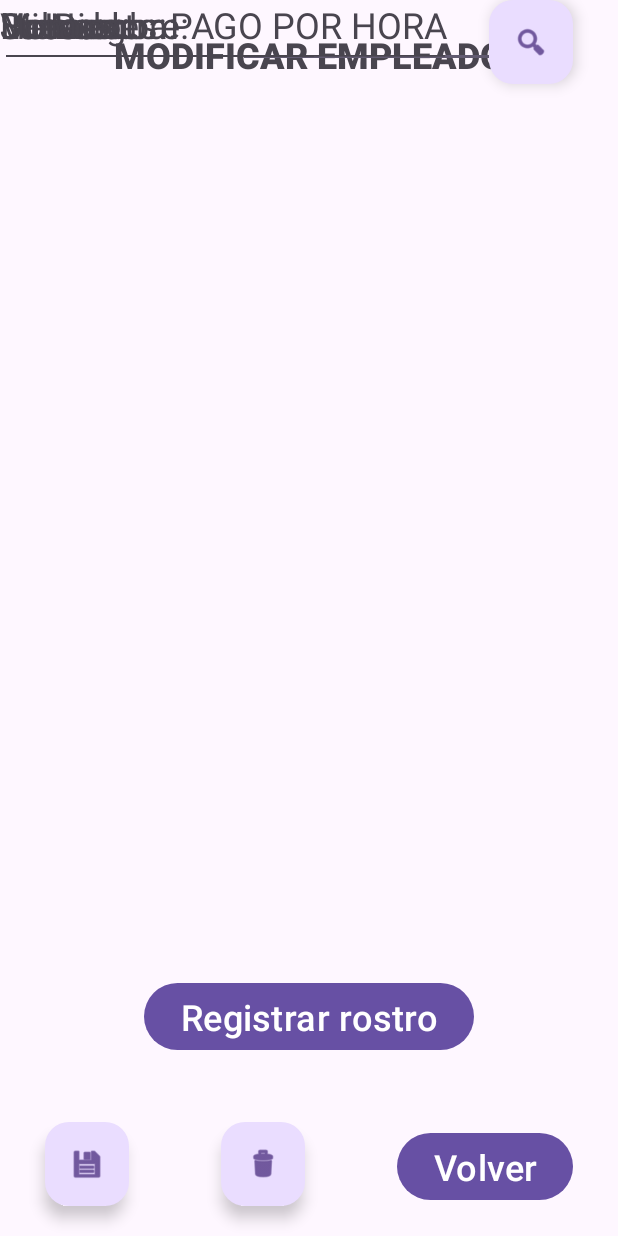
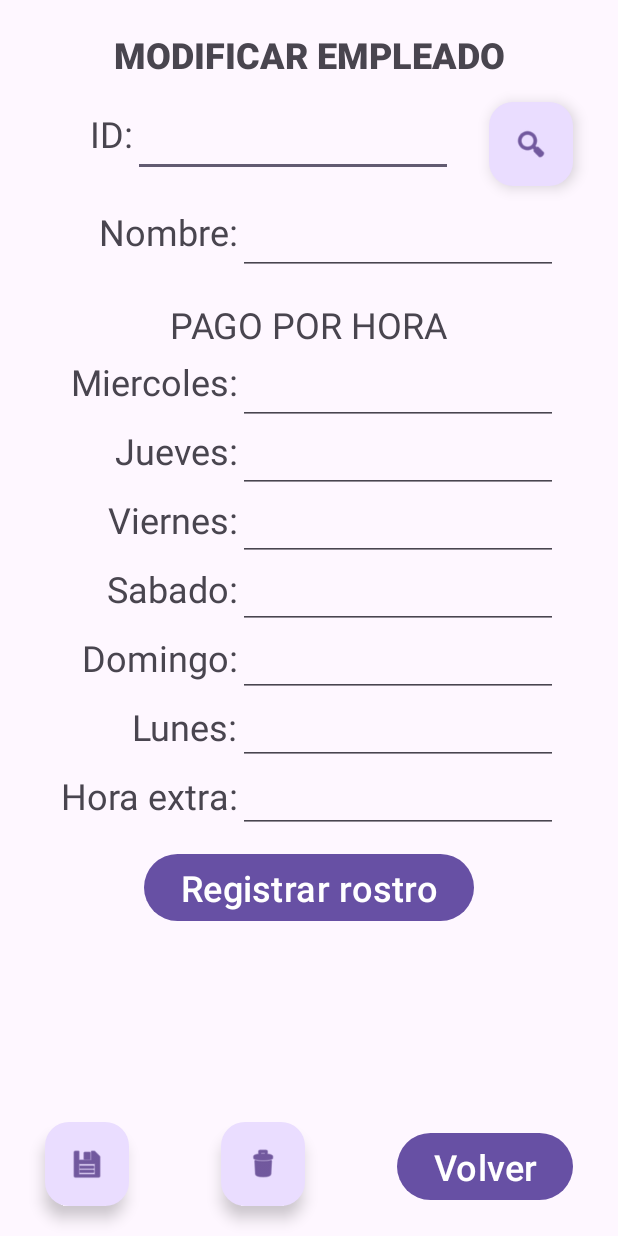
Before and after one commit to LuisMonPla/Horarioasistencia, an Android app: the modificarempleado screen opened directly, with no data from a screen before it, on a phone screen of 412 x 824 dp. Run offline under Robolectric (Android 15) with nearby library versions, the phone set to English and light mode, and no system bars.

Commit message:
Initial commit

```diff
--- a/app/src/main/res/layout/activity_main.xml
+++ b/app/src/main/res/layout/activity_main.xml
@@ -29,7 +29,7 @@
         app:layout_constraintTop_toTopOf="parent" />
 
     <com.google.android.material.floatingactionbutton.FloatingActionButton
-        android:id="@+id/floatingActionButton"
+        android:id="@+id/btnbuscar"
         android:layout_width="wrap_content"
         android:layout_height="wrap_content"
         android:layout_marginTop="40dp"
@@ -40,7 +40,7 @@
         app:srcCompat="@android:drawable/ic_menu_search" />
 
     <EditText
-        android:id="@+id/editTextNumberPassword"
+        android:id="@+id/txtpassword"
         android:layout_width="wrap_content"
         android:layout_height="wrap_content"
         android:layout_marginStart="70dp"
--- a/app/src/main/res/layout/activity_modificarempleado.xml
+++ b/app/src/main/res/layout/activity_modificarempleado.xml
@@ -22,188 +22,206 @@
         android:id="@+id/textView3"
         android:layout_width="wrap_content"
         android:layout_height="wrap_content"
+        android:layout_marginTop="200dp"
         android:text="@string/Titulopagos"
         android:textSize="24sp"
         app:layout_constraintEnd_toEndOf="parent"
         app:layout_constraintStart_toStartOf="parent"
-        tools:layout_editor_absoluteY="200dp" />
+        app:layout_constraintTop_toTopOf="parent" />
 
     <EditText
         android:id="@+id/editTextNumber"
+        android:layout_width="wrap_content"
+        android:layout_height="wrap_content"
+        android:layout_marginTop="20dp"
+        android:layout_marginEnd="24dp"
+        android:ems="10"
+        android:inputType="number"
+        app:layout_constraintEnd_toStartOf="@+id/floatingActionButton5"
+        app:layout_constraintTop_toBottomOf="@+id/textView2" />
+
+    <TextView
+        android:id="@+id/textView5"
+        android:layout_width="wrap_content"
+        android:layout_height="wrap_content"
+        android:layout_marginTop="20dp"
+        android:text="@string/Titulonombre"
+        android:textSize="24sp"
+        app:layout_constraintEnd_toStartOf="@+id/editTextText2"
+        app:layout_constraintTop_toBottomOf="@+id/editTextNumber" />
+
+    <EditText
+        android:id="@+id/editTextText2"
+        android:layout_width="wrap_content"
+        android:layout_height="wrap_content"
+        android:layout_marginTop="20dp"
+        android:layout_marginEnd="40dp"
+        android:ems="10"
+        android:inputType="text"
+        app:layout_constraintEnd_toEndOf="parent"
+        app:layout_constraintTop_toBottomOf="@+id/editTextNumber" />
+
+    <TextView
+        android:id="@+id/textView4"
+        android:layout_width="wrap_content"
+        android:layout_height="wrap_content"
+        android:layout_marginTop="20dp"
+        android:text="@string/tituloid"
+        android:textSize="24sp"
+        app:layout_constraintEnd_toStartOf="@+id/editTextNumber"
+        app:layout_constraintTop_toBottomOf="@+id/textView2" />
+
+    <TextView
+        android:id="@+id/textView6"
+        android:layout_width="wrap_content"
+        android:layout_height="wrap_content"
+        android:layout_marginTop="5dp"
+        android:text="@string/pagomiercoles"
+        android:textSize="24sp"
+        app:layout_constraintEnd_toStartOf="@+id/editTextNumber2"
+        app:layout_constraintTop_toBottomOf="@+id/textView3" />
+
+    <TextView
+        android:id="@+id/textView7"
+        android:layout_width="wrap_content"
+        android:layout_height="wrap_content"
+        android:layout_marginTop="13dp"
+        android:text="@string/Pagojueves"
+        android:textSize="24sp"
+        app:layout_constraintEnd_toStartOf="@+id/editTextNumber3"
+        app:layout_constraintTop_toBottomOf="@+id/textView6" />
+
+    <TextView
+        android:id="@+id/textView8"
+        android:layout_width="wrap_content"
+        android:layout_height="wrap_content"
+        android:layout_marginTop="13dp"
+        android:text="@string/pagoviernes"
+        android:textSize="24sp"
+        app:layout_constraintEnd_toStartOf="@+id/editTextNumber4"
+        app:layout_constraintTop_toBottomOf="@+id/textView7" />
+
+    <TextView
+        android:id="@+id/textView9"
+        android:layout_width="wrap_content"
+        android:layout_height="wrap_content"
+        android:layout_marginTop="13dp"
+        android:text="@string/Pagosabado"
+        android:textSize="24sp"
+        app:layout_constraintEnd_toStartOf="@+id/editTextNumber5"
+        app:layout_constraintTop_toBottomOf="@+id/textView8" />
+
+    <TextView
+        android:id="@+id/textView10"
+        android:layout_width="wrap_content"
+        android:layout_height="wrap_content"
+        android:layout_marginTop="13dp"
+        android:text="@string/pagodomingo"
+        android:textSize="24sp"
+        app:layout_constraintEnd_toStartOf="@+id/editTextNumber6"
+        app:layout_constraintTop_toBottomOf="@+id/textView9" />
+
+    <TextView
+        android:id="@+id/textView11"
+        android:layout_width="wrap_content"
+        android:layout_height="wrap_content"
+        android:layout_marginTop="13dp"
+        android:text="@string/pagolunes"
+        android:textSize="24sp"
+        app:layout_constraintEnd_toStartOf="@+id/editTextNumber7"
+        app:layout_constraintTop_toBottomOf="@+id/textView10" />
+
+    <EditText
+        android:id="@+id/editTextNumber2"
+        android:layout_width="wrap_content"
+        android:layout_height="wrap_content"
+        android:layout_marginTop="5dp"
+        android:layout_marginEnd="40dp"
+        android:ems="10"
+        android:inputType="number"
+        app:layout_constraintEnd_toEndOf="parent"
+        app:layout_constraintTop_toBottomOf="@+id/textView3" />
+
+    <EditText
+        android:id="@+id/editTextNumber5"
         android:layout_width="wrap_content"
         android:layout_height="wrap_content"
         android:layout_marginEnd="40dp"
         android:ems="10"
         android:inputType="number"
         app:layout_constraintEnd_toEndOf="parent"
-        tools:layout_editor_absoluteY="143dp" />
-
-    <TextView
-        android:id="@+id/textView5"
-        android:layout_width="wrap_content"
-        android:layout_height="wrap_content"
-        android:text="@string/Titulonombre"
-        android:textSize="24sp"
-        app:layout_constraintEnd_toStartOf="@+id/editTextNumber"
-        app:layout_constraintStart_toStartOf="parent"
-        tools:layout_editor_absoluteY="143dp" />
-
-    <EditText
-        android:id="@+id/editTextText2"
-        android:layout_width="wrap_content"
-        android:layout_height="wrap_content"
-        android:layout_marginEnd="25dp"
-        android:ems="10"
-        android:inputType="text"
-        app:layout_constraintEnd_toStartOf="@+id/floatingActionButton5"
-        tools:layout_editor_absoluteY="83dp" />
-
-    <TextView
-        android:id="@+id/textView4"
-        android:layout_width="wrap_content"
-        android:layout_height="wrap_content"
-        android:text="@string/tituloid"
-        android:textSize="24sp"
-        app:layout_constraintEnd_toStartOf="@+id/editTextText2"
-        app:layout_constraintStart_toStartOf="parent"
-        tools:layout_editor_absoluteY="96dp" />
-
-    <TextView
-        android:id="@+id/textView6"
-        android:layout_width="wrap_content"
-        android:layout_height="wrap_content"
-        android:text="@string/pagomiercoles"
-        android:textSize="24sp"
-        tools:layout_editor_absoluteX="38dp"
-        tools:layout_editor_absoluteY="242dp" />
-
-    <TextView
-        android:id="@+id/textView7"
-        android:layout_width="wrap_content"
-        android:layout_height="wrap_content"
-        android:text="@string/Pagojueves"
-        android:textSize="24sp"
-        tools:layout_editor_absoluteX="66dp"
-        tools:layout_editor_absoluteY="288dp" />
-
-    <TextView
-        android:id="@+id/textView8"
-        android:layout_width="wrap_content"
-        android:layout_height="wrap_content"
-        android:text="@string/pagoviernes"
-        android:textSize="24sp"
-        tools:layout_editor_absoluteX="62dp"
-        tools:layout_editor_absoluteY="333dp" />
-
-    <TextView
-        android:id="@+id/textView9"
-        android:layout_width="wrap_content"
-        android:layout_height="wrap_content"
-        android:text="@string/Pagosabado"
-        android:textSize="24sp"
-        tools:layout_editor_absoluteX="62dp"
-        tools:layout_editor_absoluteY="378dp" />
-
-    <TextView
-        android:id="@+id/textView10"
-        android:layout_width="wrap_content"
-        android:layout_height="wrap_content"
-        android:text="@string/pagodomingo"
-        android:textSize="24sp"
-        tools:layout_editor_absoluteX="46dp"
-        tools:layout_editor_absoluteY="424dp" />
-
-    <TextView
-        android:id="@+id/textView11"
-        android:layout_width="wrap_content"
-        android:layout_height="wrap_content"
-        android:text="@string/pagolunes"
-        android:textSize="24sp"
-        tools:layout_editor_absoluteX="78dp"
-        tools:layout_editor_absoluteY="469dp" />
-
-    <EditText
-        android:id="@+id/editTextNumber2"
-        android:layout_width="wrap_content"
-        android:layout_height="wrap_content"
-        android:ems="10"
-        android:inputType="number"
-        tools:layout_editor_absoluteX="162dp"
-        tools:layout_editor_absoluteY="242dp" />
-
-    <EditText
-        android:id="@+id/editTextNumber5"
-        android:layout_width="wrap_content"
-        android:layout_height="wrap_content"
-        android:ems="10"
-        android:inputType="number"
-        tools:layout_editor_absoluteX="162dp"
-        tools:layout_editor_absoluteY="377dp" />
+        app:layout_constraintTop_toBottomOf="@+id/editTextNumber4" />
 
     <EditText
         android:id="@+id/editTextNumber7"
         android:layout_width="wrap_content"
         android:layout_height="wrap_content"
+        android:layout_marginEnd="40dp"
         android:ems="10"
         android:inputType="number"
-        tools:layout_editor_absoluteX="162dp"
-        tools:layout_editor_absoluteY="467dp" />
+        app:layout_constraintEnd_toEndOf="parent"
+        app:layout_constraintTop_toBottomOf="@+id/editTextNumber6" />
 
     <EditText
         android:id="@+id/editTextNumber6"
         android:layout_width="wrap_content"
         android:layout_height="wrap_content"
+        android:layout_marginEnd="40dp"
         android:ems="10"
         android:inputType="number"
-        tools:layout_editor_absoluteX="162dp"
-        tools:layout_editor_absoluteY="422dp" />
+        app:layout_constraintEnd_toEndOf="parent"
+        app:layout_constraintTop_toBottomOf="@+id/editTextNumber5" />
 
     <EditText
         android:id="@+id/editTextNumber8"
         android:layout_width="wrap_content"
         android:layout_height="wrap_content"
+        android:layout_marginEnd="40dp"
         android:ems="10"
         android:inputType="number"
-        tools:layout_editor_absoluteX="162dp"
-        tools:layout_editor_absoluteY="512dp" />
+        app:layout_constraintEnd_toEndOf="parent"
+        app:layout_constraintTop_toBottomOf="@+id/editTextNumber7" />
 
     <EditText
         android:id="@+id/editTextNumber4"
         android:layout_width="wrap_content"
         android:layout_height="wrap_content"
+        android:layout_marginEnd="40dp"
         android:ems="10"
         android:inputType="number"
-        tools:layout_editor_absoluteX="162dp"
-        tools:layout_editor_absoluteY="332dp" />
+        app:layout_constraintEnd_toEndOf="parent"
+        app:layout_constraintTop_toBottomOf="@+id/editTextNumber3" />
 
     <EditText
         android:id="@+id/editTextNumber3"
         android:layout_width="wrap_content"
         android:layout_height="wrap_content"
+        android:layout_marginEnd="40dp"
         android:ems="10"
         android:inputType="number"
-        tools:layout_editor_absoluteX="162dp"
-        tools:layout_editor_absoluteY="287dp" />
+        app:layout_constraintEnd_toEndOf="parent"
+        app:layout_constraintTop_toBottomOf="@+id/editTextNumber2" />
 
     <TextView
         android:id="@+id/textView12"
         android:layout_width="wrap_content"
         android:layout_height="wrap_content"
+        android:layout_marginTop="13dp"
         android:text="@string/pagohoraextra"
         android:textSize="24sp"
-        tools:layout_editor_absoluteX="31dp"
-        tools:layout_editor_absoluteY="514dp" />
+        app:layout_constraintEnd_toStartOf="@+id/editTextNumber8"
+        app:layout_constraintTop_toBottomOf="@+id/textView11" />
 
     <Button
         android:id="@+id/button6"
         android:layout_width="wrap_content"
         android:layout_height="wrap_content"
-        android:layout_marginBottom="120dp"
+        android:layout_marginTop="10dp"
         android:text="Registrar rostro"
         android:textSize="24sp"
-        app:layout_constraintBottom_toBottomOf="parent"
         app:layout_constraintEnd_toEndOf="parent"
-        app:layout_constraintStart_toStartOf="parent" />
+        app:layout_constraintStart_toStartOf="parent"
+        app:layout_constraintTop_toBottomOf="@+id/editTextNumber8" />
 
     <com.google.android.material.floatingactionbutton.FloatingActionButton
         android:id="@+id/floatingActionButton2"
@@ -242,10 +260,11 @@
         android:id="@+id/floatingActionButton5"
         android:layout_width="wrap_content"
         android:layout_height="wrap_content"
+        android:layout_marginTop="15dp"
         android:layout_marginEnd="30dp"
         android:clickable="true"
         app:layout_constraintEnd_toEndOf="parent"
-        app:srcCompat="@android:drawable/ic_menu_search"
-        tools:layout_editor_absoluteY="72dp" />
+        app:layout_constraintTop_toBottomOf="@+id/textView2"
+        app:srcCompat="@android:drawable/ic_menu_search" />
 
 </androidx.constraintlayout.widget.ConstraintLayout>
```
Also changed, not shown: app/src/main/java/com/example/horarioasistencia/MainActivity.kt (+28 -0 lines), app/src/main/java/com/example/horarioasistencia/Menuopciones.kt (+32 -0 lines), app/src/main/res/layout/activity_agregarempleado.xml (+9 -23 lines), app/src/main/res/layout/activity_menuopciones.xml (+6 -6 lines).
